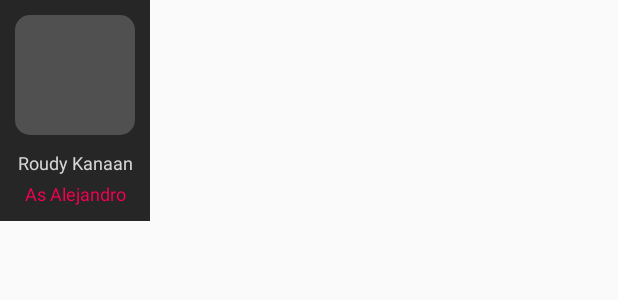
After one commit to RoudyK/DemoApp, an Android app: the layout item_cast.xml on its own in the app's theme, with its tools: preview values and no code run, on a phone screen of 412 x 824 dp. The commit adds this screen. Shown: the top 300 px of the screen. Run offline under Robolectric (Android 15) with nearby library versions, the phone set to English and light mode, and no system bars.

Commit message:
Added cast to MovieController

```diff
--- a/app/src/main/java/com/demo/roudykk/demoapp/api/endpoint/MovieApi.kt
+++ b/app/src/main/java/com/demo/roudykk/demoapp/api/endpoint/MovieApi.kt
@@ -7,6 +7,6 @@ import retrofit2.http.Path
 
 interface MovieApi {
 
-    @GET("movie/{movie_id}?append_to_response=videos,reviews")
-    fun getMovieDetails(@Path("movie_id") movieId: Int?): Observable<Movie>;
+    @GET("movie/{movie_id}?append_to_response=videos,reviews,credits")
+    fun getMovieDetails(@Path("movie_id") movieId: Int?): Observable<Movie>
 }
--- a/app/src/main/res/layout/activity_movie.xml
+++ b/app/src/main/res/layout/activity_movie.xml
@@ -12,6 +12,8 @@
         android:id="@+id/movieRv"
         android:layout_width="match_parent"
         android:layout_height="match_parent"
+        android:clipToPadding="false"
+        android:paddingBottom="40dp"
         app:layout_behavior="@string/appbar_scrolling_view_behavior" />
 
     <ProgressBar
--- /dev/null
+++ b/app/src/main/res/layout/item_cast.xml
@@ -0,0 +1,65 @@
+<?xml version="1.0" encoding="utf-8"?>
+<layout xmlns:android="http://schemas.android.com/apk/res/android"
+    xmlns:app="http://schemas.android.com/apk/res-auto"
+    xmlns:tools="http://schemas.android.com/tools">
+
+    <data>
+
+        <variable
+            name="person"
+            type="com.demo.roudykk.demoapp.api.model.Person" />
+    </data>
+
+    <android.support.constraint.ConstraintLayout
+        android:layout_width="wrap_content"
+        android:layout_height="wrap_content"
+        tools:background="@color/colorDark"
+        android:orientation="vertical"
+        android:padding="10dp">
+
+        <ImageView
+            android:id="@+id/personIv"
+            imageUrl="@{person.getImageUrl()}"
+            android:layout_width="80dp"
+            android:layout_height="80dp"
+            app:layout_constraintLeft_toLeftOf="parent"
+            app:layout_constraintRight_toRightOf="parent"
+            app:layout_constraintTop_toTopOf="parent"
+            tools:src="@drawable/background_post_image" />
+
+        <com.demo.roudykk.demoapp.ui.view.TightTextView
+            android:id="@+id/personTv"
+            fontPath="fonts/AirbnbCereal-Medium.ttf"
+            android:layout_width="0dp"
+            android:layout_height="wrap_content"
+            android:layout_marginTop="10dp"
+            android:gravity="center"
+            android:maxWidth="100dp"
+            android:maxLines="2"
+            android:text="@{person.name}"
+            android:textColor="@color/colorLight"
+            android:textSize="12sp"
+            app:layout_constraintLeft_toLeftOf="parent"
+            app:layout_constraintRight_toRightOf="parent"
+            app:layout_constraintTop_toBottomOf="@+id/personIv"
+            tools:text="Roudy Kanaan" />
+
+        <com.demo.roudykk.demoapp.ui.view.TightTextView
+            android:id="@+id/characterTv"
+            fontPath="fonts/AirbnbCereal-Medium.ttf"
+            android:layout_width="0dp"
+            android:layout_height="wrap_content"
+            android:layout_marginTop="4dp"
+            android:gravity="center"
+            android:maxWidth="100dp"
+            android:maxLines="2"
+            android:text="@{person.character}"
+            android:textColor="@color/colorAccent"
+            android:textSize="12sp"
+            app:layout_constraintLeft_toLeftOf="parent"
+            app:layout_constraintRight_toRightOf="parent"
+            app:layout_constraintTop_toBottomOf="@+id/personTv"
+            tools:text="As Alejandro" />
+
+    </android.support.constraint.ConstraintLayout>
+</layout>
--- a/app/src/main/res/values/colors.xml
+++ b/app/src/main/res/values/colors.xml
@@ -4,7 +4,7 @@
     <color name="colorPrimaryDark">#b5003c</color>
     <color name="colorAccent">#f70052</color>
     <color name="colorPale">#c16e8d</color>
-    <color name="colorDark">#191919</color>
+    <color name="colorDark">#262626</color>
     <color name="colorDivider">#393939</color>
     <color name="white">#ffffff</color>
     <color name="colorLight">#d6d6d6</color>
--- a/app/src/main/res/values/strings.xml
+++ b/app/src/main/res/values/strings.xml
@@ -26,4 +26,5 @@
     <string name="quoted">\"%1$s\"</string>
     <string name="not_set">Not set</string>
     <string name="reviews">Reviews</string>
+    <string name="cast">Cast</string>
 </resources>
```
Also changed, not shown: app/src/main/java/com/demo/roudykk/demoapp/api/model/Credits.kt (added, +29 -0 lines), app/src/main/java/com/demo/roudykk/demoapp/api/model/Movie.kt (+7 -2 lines), app/src/main/java/com/demo/roudykk/demoapp/api/model/Person.kt (added, +52 -0 lines), app/src/main/java/com/demo/roudykk/demoapp/controllers/MovieController.kt (+26 -0 lines).
